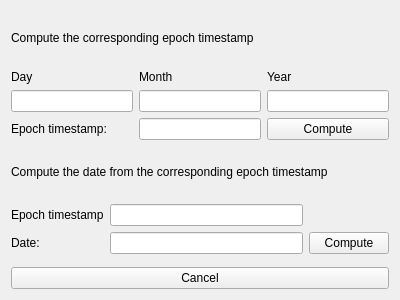
Above: Erica/DateProcessing/timeepoch.ui from siot12/PBR-Proiect before the change. Below: the same form after it.
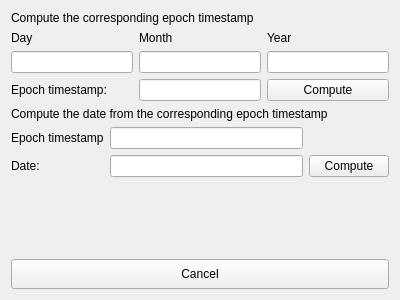
That is the form after the change.

What changed in the file:
```diff
--- a/Erica/DateProcessing/timeepoch.ui
+++ b/Erica/DateProcessing/timeepoch.ui
@@ -123,10 +123,22 @@
      <property name="orientation">
       <enum>Qt::Vertical</enum>
      </property>
+     <property name="sizeHint" stdset="0">
+      <size>
+       <width>0</width>
+       <height>0</height>
+      </size>
+     </property>
     </spacer>
    </item>
    <item>
     <widget class="QPushButton" name="pbCancel">
+     <property name="minimumSize">
+      <size>
+       <width>0</width>
+       <height>30</height>
+      </size>
+     </property>
      <property name="text">
       <string>Cancel</string>
      </property>
```
Left out of the diff: 11 changed lines with no effect on the pictures.
